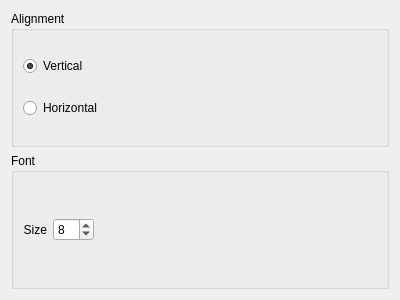
First picture: the form in KeyLEDs/source/ui/DialogConfig.ui, repository davidferreirafz/dukitan, before the edit.
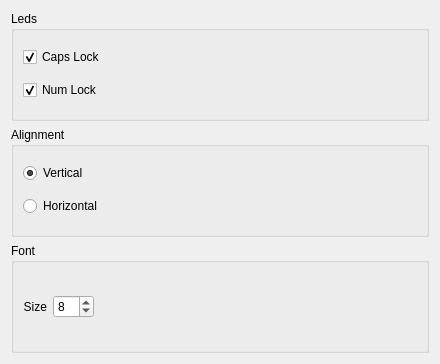
Second picture: the form after the edit.

What changed in the file:
```diff
--- a/KeyLEDs/source/ui/DialogConfig.ui
+++ b/KeyLEDs/source/ui/DialogConfig.ui
@@ -6,8 +6,8 @@
    <rect>
     <x>0</x>
     <y>0</y>
-    <width>400</width>
-    <height>300</height>
+    <width>440</width>
+    <height>364</height>
    </rect>
   </property>
   <property name="minimumSize">
@@ -23,12 +23,41 @@
    <locale language="English" country="UnitedStates"/>
   </property>
   <layout class="QVBoxLayout" name="verticalLayout">
+   <item>
+    <widget class="QGroupBox" name="groupBox_3">
+     <property name="title">
+      <string>Leds</string>
+     </property>
+     <layout class="QVBoxLayout" name="verticalLayout_2">
+      <item>
+       <widget class="QCheckBox" name="ckCapsLock">
+        <property name="text">
+         <string>Caps Lock</string>
+        </property>
+        <property name="checked">
+         <bool>true</bool>
+        </property>
+       </widget>
+      </item>
+      <item>
+       <widget class="QCheckBox" name="ckNumLock">
+        <property name="text">
+         <string>Num Lock</string>
+        </property>
+        <property name="checked">
+         <bool>true</bool>
+        </property>
+       </widget>
+      </item>
+     </layout>
+    </widget>
+   </item>
    <item>
     <widget class="QGroupBox" name="groupBox">
      <property name="title">
       <string>Alignment</string>
      </property>
-     <layout class="QVBoxLayout" name="verticalLayout_2">
+     <layout class="QVBoxLayout" name="verticalLayout_3">
       <item>
        <widget class="QRadioButton" name="rbVertical">
         <property name="text">
```
